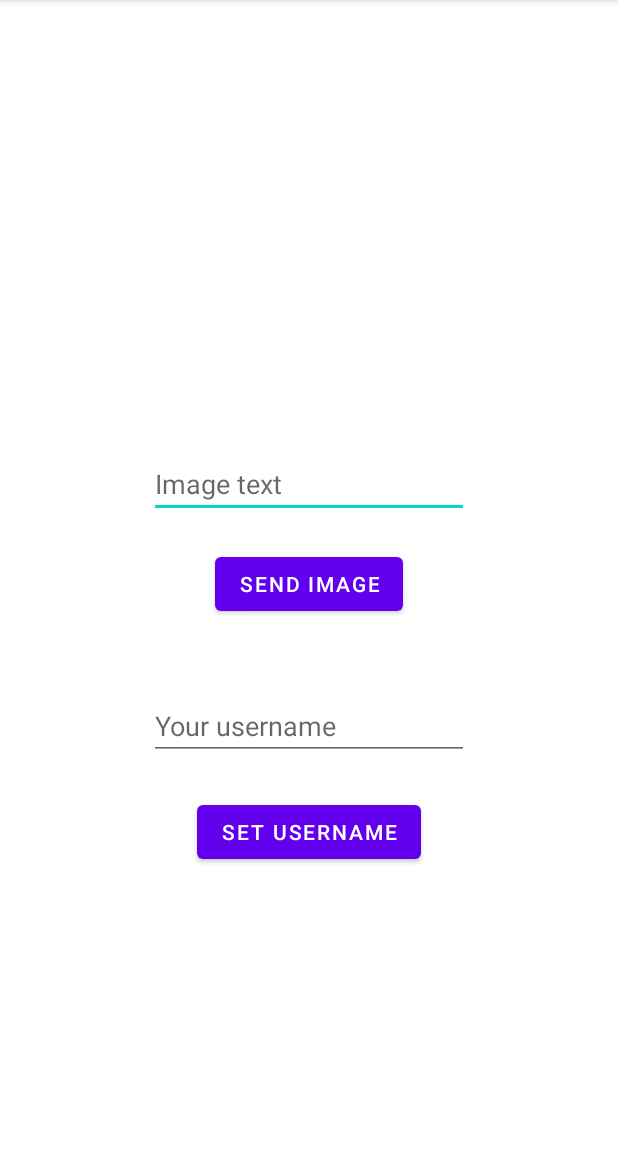
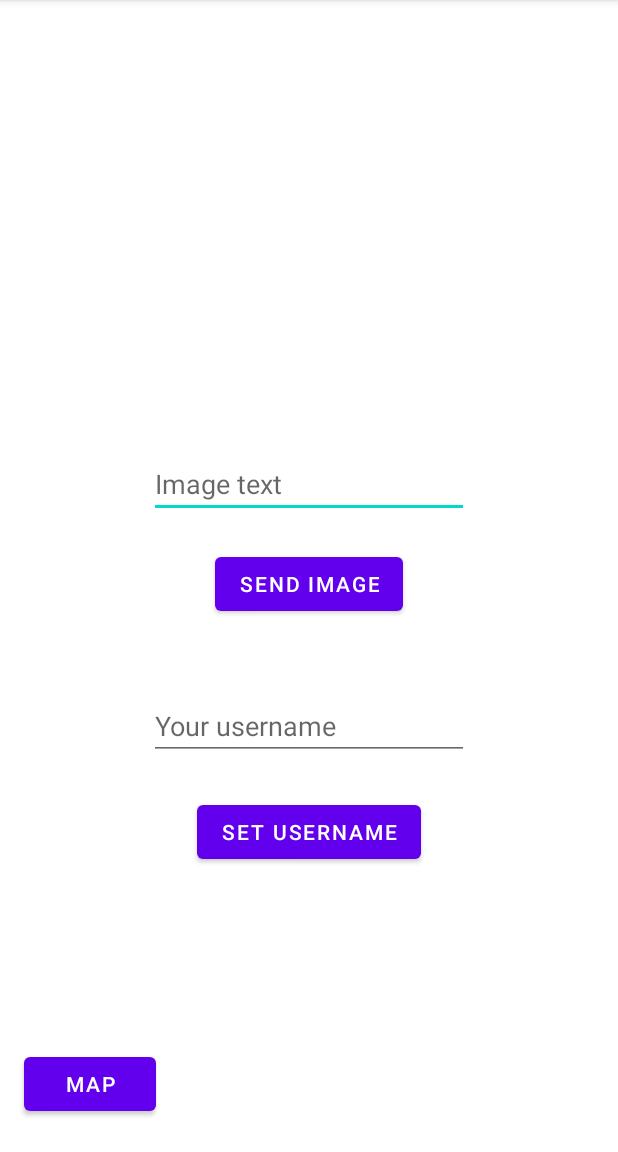
Before and after one commit to joni2good/MySnapchat, an Android app: the screen it shows after launch (MainActivity), after a tap on "SEND IMAGE", on a phone screen of 412 x 824 dp, the part 84-1236 px from its top. Run offline under Robolectric (Android 15) with nearby library versions, the phone set to English and light mode, and no system bars; our stand-ins replace Firebase (no records; nobody signed in at launch, a user with empty details on screens opened directly).

Commit message:
2nd commit now with map integration

```diff
--- a/app/build.gradle
+++ b/app/build.gradle
@@ -36,6 +36,7 @@ dependencies {
     implementation 'androidx.appcompat:appcompat:1.2.0'
     implementation 'com.google.android.material:material:1.3.0'
     implementation 'androidx.constraintlayout:constraintlayout:2.0.4'
+    implementation 'com.google.android.gms:play-services-maps:17.0.1'
     testImplementation 'junit:junit:4.+'
     androidTestImplementation 'androidx.test.ext:junit:1.1.2'
     androidTestImplementation 'androidx.test.espresso:espresso-core:3.3.0'
--- a/app/src/main/java/com/example/mysnapchat/MainActivity.java
+++ b/app/src/main/java/com/example/mysnapchat/MainActivity.java
@@ -1,31 +1,38 @@
 package com.example.mysnapchat;
 
-import androidx.appcompat.app.AlertDialog;
 import androidx.appcompat.app.AppCompatActivity;
+import androidx.core.app.ActivityCompat;
+import androidx.core.content.ContextCompat;
 
+import android.Manifest;
 import android.content.ActivityNotFoundException;
 import android.content.Context;
-import android.content.DialogInterface;
 import android.content.Intent;
+import android.content.pm.PackageManager;
 import android.graphics.Bitmap;
+import android.location.Location;
+import android.location.LocationManager;
 import android.os.Bundle;
 import android.provider.MediaStore;
 import android.view.View;
 import android.widget.AdapterView;
 import android.widget.Button;
-import android.widget.EditText;
 
 import android.widget.ListView;
 import android.widget.TextView;
+import android.widget.Toast;
 
 import com.example.mysnapchat.adapter.Adapter;
 import com.example.mysnapchat.models.MyImage;
+import com.example.mysnapchat.models.Pin;
+import com.example.mysnapchat.repos.MapRepo;
 import com.example.mysnapchat.repos.Repo;
+import com.google.android.gms.maps.model.LatLng;
 
 import java.util.ArrayList;
 import java.util.List;
 
-public class MainActivity extends AppCompatActivity implements Updateable{
+public class MainActivity extends AppCompatActivity implements Updateable {
 
     List<MyImage> images = new ArrayList();
     static String username = "Default username";
@@ -34,6 +41,7 @@ public class MainActivity extends AppCompatActivity implements Updateable{
     Adapter adapter;
     Button sendButton;
     Button setUsername;
+    Button openMap;
     TextView editImageText;
     TextView textUsername;
 
@@ -47,13 +55,25 @@ public class MainActivity extends AppCompatActivity implements Updateable{
         editImageText = findViewById(R.id.editImageText);
         setUsername = findViewById(R.id.setUsername);
         textUsername = findViewById(R.id.textUsername);
+        openMap = findViewById(R.id.mapButton);
 
         adapter = new Adapter(images, this);
         listView.setAdapter(adapter);
 
         Repo.r().setup(this, images);
 
+        startListListener();
 
+        try {
+            if (ContextCompat.checkSelfPermission(getApplicationContext(), android.Manifest.permission.ACCESS_FINE_LOCATION) != PackageManager.PERMISSION_GRANTED) {
+                ActivityCompat.requestPermissions(this, new String[]{android.Manifest.permission.ACCESS_FINE_LOCATION}, 101);
+            }
+        } catch (Exception e) {
+            e.printStackTrace();
+        }
+    }
+
+    public void startListListener() {
         listView.setOnItemClickListener(new AdapterView.OnItemClickListener() {
             @Override
             public void onItemClick(AdapterView<?> parent, View view, int position, long id) {
@@ -67,27 +87,22 @@ public class MainActivity extends AppCompatActivity implements Updateable{
                 startActivity(imageIntent);
             }
         });
-
-        sendButton.setOnClickListener(new View.OnClickListener() {
-            @Override
-            public void onClick(View v) {
-                dispatchTakePictureIntent();
-            }
-        });
-
-        setUsername.setOnClickListener(new View.OnClickListener() {
-            @Override
-            public void onClick(View v) {
-                if (textUsername.getText().toString().equals("")){
-                    username = "all";
-                }else {
-                    username = textUsername.getText().toString();
-                }
-            }
-        });
     }
 
-    private void dispatchTakePictureIntent() {
+    public void onUsernameClick(View v) {
+        if (textUsername.getText().toString().equals("")) {
+            username = "all";
+        } else {
+            username = textUsername.getText().toString();
+        }
+    }
+
+    public void startMapIntent(View view) {
+        Intent mapIntent = new Intent(MainActivity.this, MapsActivity.class);
+        startActivity(mapIntent);
+    }
+
+    public void dispatchTakePictureIntent(View view) {
         Intent takePictureIntent = new Intent(MediaStore.ACTION_IMAGE_CAPTURE);
         try {
             startActivityForResult(takePictureIntent, 1);
@@ -104,6 +119,25 @@ public class MainActivity extends AppCompatActivity implements Updateable{
             Bitmap imageBitmap = (Bitmap) extras.get("data");
             imageBitmap = Repo.r().drawTextToBitmap(imageBitmap, editImageText.getText().toString());
             Repo.r().addImage(new MyImage(username, imageBitmap, editImageText.getText().toString()));
+
+            LocationManager locationManager = (LocationManager) getSystemService(Context.LOCATION_SERVICE);
+
+            try {
+                Location location = locationManager.getLastKnownLocation(LocationManager.GPS_PROVIDER);
+                System.out.println(location.getLatitude() + " " + location.getLongitude());
+                LatLng latLng = new LatLng(location.getLatitude(), location.getLongitude());
+                MapRepo.r().addPin(username, latLng);
+//                Pin tempPin = MapRepo.r().checkPinExists(username);
+//                if (tempPin.getId().equals("CreateNew")) {
+//                }else {
+//                    System.out.println("We're updating");
+//                    tempPin.setLatLng(latLng);
+//                    MapRepo.r().updatePin(tempPin);
+//                }
+            }catch (Exception e){
+                Toast.makeText(this, "Can't update location, permission denied", Toast.LENGTH_LONG).show();
+            }
+
             editImageText.setText("");
         }
     }
--- a/app/src/main/res/layout/activity_main.xml
+++ b/app/src/main/res/layout/activity_main.xml
@@ -44,6 +44,7 @@
         android:layout_width="wrap_content"
         android:layout_height="wrap_content"
         android:layout_marginTop="24dp"
+        android:onClick="onUsernameClick"
         android:text="Set username"
         app:layout_constraintEnd_toEndOf="parent"
         app:layout_constraintStart_toStartOf="parent"
@@ -54,9 +55,23 @@
         android:layout_width="wrap_content"
         android:layout_height="wrap_content"
         android:layout_marginTop="20dp"
+        android:onClick="dispatchTakePictureIntent"
         android:text="Send image"
         app:layout_constraintEnd_toEndOf="parent"
         app:layout_constraintStart_toStartOf="parent"
         app:layout_constraintTop_toBottomOf="@+id/editImageText" />
 
+    <Button
+        android:id="@+id/mapButton"
+        android:layout_width="wrap_content"
+        android:layout_height="wrap_content"
+        android:onClick="startMapIntent"
+        android:text="Map"
+        app:layout_constraintBottom_toBottomOf="parent"
+        app:layout_constraintEnd_toEndOf="parent"
+        app:layout_constraintHorizontal_bias="0.05"
+        app:layout_constraintStart_toStartOf="parent"
+        app:layout_constraintTop_toBottomOf="@+id/setUsername"
+        app:layout_constraintVertical_bias="0.847" />
+
 </androidx.constraintlayout.widget.ConstraintLayout>
--- a/app/src/main/res/values/strings.xml
+++ b/app/src/main/res/values/strings.xml
@@ -1,3 +1,4 @@
 <resources>
     <string name="app_name">MySnapchat</string>
+    <string name="title_activity_maps">Map</string>
 </resources>
```
Also changed, not shown: app/src/main/AndroidManifest.xml (+24 -1 lines), app/src/main/java/com/example/mysnapchat/MapsActivity.java (added, +158 -0 lines), app/src/main/java/com/example/mysnapchat/models/Pin.java (added, +47 -0 lines), app/src/main/java/com/example/mysnapchat/repos/MapRepo.java (added, +106 -0 lines), app/src/main/res/layout/activity_maps.xml (added, +9 -0 lines).
